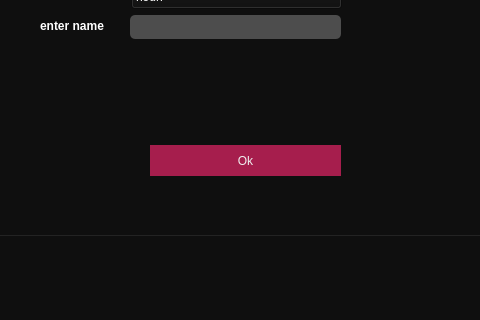
This is user_page.ui in Pouyaamini123/Messenger_smile_20 as Qt 5 draws it before an edit; both pictures show x 160 to 640 and y 235 to 555 of the 812 by 700 pixel window. The edited form follows.
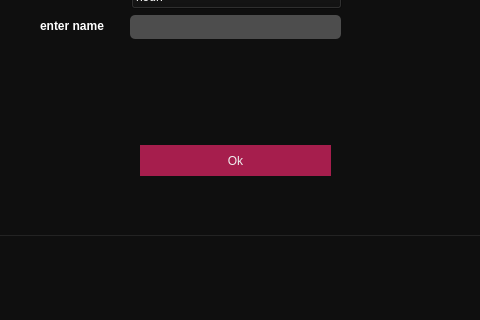
This is the edited form. Icons and pictures are not drawn.

What changed in the file:
```diff
--- a/user_page.ui
+++ b/user_page.ui
@@ -2203,7 +2203,7 @@
    <widget class="QPushButton" name="pushButton_14">
     <property name="geometry">
      <rect>
-      <x>310</x>
+      <x>300</x>
       <y>200</y>
       <width>191</width>
       <height>31</height>
```
Left out of the diff: 10 changed lines with no effect on the pictures.
